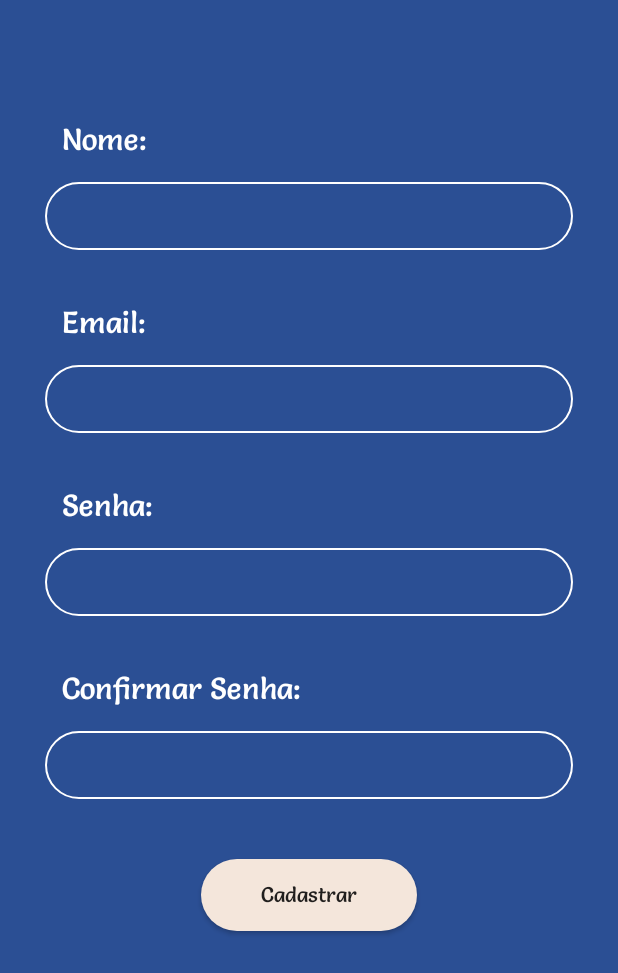
After one commit to VictorTIADS/easygas, an Android app: the ResisterActivity screen opened directly, with no data from a screen before it, on a phone screen of 412 x 824 dp. The commit adds this screen. Shown: the top 973 px of the screen. Run offline under Robolectric (Android 15) with nearby library versions, the phone set to English and light mode, and no system bars.

Commit message:
SignUp has been added

```diff
--- a/app/src/main/AndroidManifest.xml
+++ b/app/src/main/AndroidManifest.xml
@@ -9,6 +9,9 @@
         android:roundIcon="@mipmap/ic_launcher_round"
         android:supportsRtl="true"
         android:theme="@style/AppTheme_Splash">
+        <activity android:name=".ResisterActivity">
+
+        </activity>
         <activity android:name=".SplashActivity">
             <intent-filter>
                 <action android:name="android.intent.action.MAIN" />
--- /dev/null
+++ b/app/src/main/java/com/pernambucosolucoes/easygas/ResisterActivity.kt
@@ -0,0 +1,12 @@
+package com.pernambucosolucoes.easygas
+
+import androidx.appcompat.app.AppCompatActivity
+import android.os.Bundle
+
+class ResisterActivity : AppCompatActivity() {
+
+    override fun onCreate(savedInstanceState: Bundle?) {
+        super.onCreate(savedInstanceState)
+        setContentView(R.layout.resister_scroll_activity)
+    }
+}
--- a/app/src/main/java/com/pernambucosolucoes/easygas/SplashActivity.kt
+++ b/app/src/main/java/com/pernambucosolucoes/easygas/SplashActivity.kt
@@ -1,12 +1,18 @@
 package com.pernambucosolucoes.easygas
 
+import android.content.Intent
 import androidx.appcompat.app.AppCompatActivity
 import android.os.Bundle
+import kotlinx.android.synthetic.main.activity_splash.*
 
 class SplashActivity : AppCompatActivity() {
 
     override fun onCreate(savedInstanceState: Bundle?) {
         super.onCreate(savedInstanceState)
         setContentView(R.layout.activity_splash)
+
+        lblSignUpUserGoToForm.setOnClickListener {
+            startActivity(Intent(this,ResisterActivity::class.java))
+        }
     }
 }
--- /dev/null
+++ b/app/src/main/res/drawable/edittext_resister.xml
@@ -0,0 +1,18 @@
+<?xml version="1.0" encoding="utf-8"?>
+<shape xmlns:android="http://schemas.android.com/apk/res/android"
+    android:padding="34dp"
+    android:shape="rectangle"
+    >
+
+    <solid android:color="@android:color/transparent" />
+    <stroke
+        android:width="1dp"
+        android:color="@color/colorWhite" />
+
+    <corners
+        android:bottomLeftRadius="90dp"
+        android:bottomRightRadius="90dp"
+        android:topLeftRadius="90dp"
+        android:topRightRadius="90dp" />
+
+</shape>
--- /dev/null
+++ b/app/src/main/res/layout/activity_resister.xml
@@ -0,0 +1,152 @@
+<?xml version="1.0" encoding="utf-8"?>
+<androidx.constraintlayout.widget.ConstraintLayout xmlns:android="http://schemas.android.com/apk/res/android"
+    xmlns:app="http://schemas.android.com/apk/res-auto"
+    xmlns:tools="http://schemas.android.com/tools"
+    android:layout_width="match_parent"
+    android:layout_height="match_parent"
+    android:background="@color/colorFundoSplash"
+    tools:context=".ResisterActivity">
+
+    <TextView
+        android:id="@+id/lblResisterName"
+        android:layout_width="wrap_content"
+        android:layout_height="wrap_content"
+        android:layout_marginStart="41dp"
+        android:layout_marginTop="80dp"
+        android:text="@string/name"
+        android:textColor="@color/colorWhite"
+        android:textSize="20dp"
+        app:layout_constraintStart_toStartOf="parent"
+        app:layout_constraintTop_toTopOf="parent" />
+
+    <EditText
+        android:id="@+id/edit_resister_name"
+        android:layout_width="0dp"
+        android:layout_height="45dp"
+        android:layout_marginStart="30dp"
+        android:layout_marginTop="16dp"
+        android:layout_marginEnd="30dp"
+        android:inputType="textPersonName"
+        android:imeOptions="actionNext"
+        android:background="@drawable/edittext_resister"
+        android:maxLength="40"
+        android:maxLines="1"
+        android:paddingStart="15dp"
+        android:paddingEnd="15dp"
+        android:textColor="@color/colorWhite"
+        app:layout_constraintEnd_toEndOf="parent"
+        app:layout_constraintStart_toStartOf="parent"
+        app:layout_constraintTop_toBottomOf="@id/lblResisterName" />
+
+    <TextView
+        android:id="@+id/lblResisterEmail"
+        android:layout_width="wrap_content"
+        android:layout_height="wrap_content"
+        android:layout_marginStart="41dp"
+        android:layout_marginTop="35dp"
+        android:layout_marginEnd="30dp"
+        android:text="@string/email"
+        android:textColor="@color/colorWhite"
+        android:textSize="20dp"
+        app:layout_constraintStart_toStartOf="parent"
+        app:layout_constraintTop_toBottomOf="@id/edit_resister_name" />
+
+    <EditText
+        android:id="@+id/edit_resister_email"
+        android:layout_width="0dp"
+        android:layout_height="45dp"
+        android:layout_marginStart="30dp"
+        android:layout_marginTop="16dp"
+        android:layout_marginEnd="30dp"
+        android:background="@drawable/edittext_resister"
+        android:maxLength="40"
+        android:maxLines="1"
+        android:inputType="textEmailAddress"
+        android:imeOptions="actionNext"
+        android:paddingStart="15dp"
+        android:paddingEnd="15dp"
+        android:textColor="@color/colorWhite"
+        app:layout_constraintEnd_toEndOf="parent"
+        app:layout_constraintStart_toStartOf="parent"
+        app:layout_constraintTop_toBottomOf="@id/lblResisterEmail" />
+
+    <TextView
+        android:id="@+id/lblResisterPassword"
+        android:layout_width="wrap_content"
+        android:layout_height="wrap_content"
+        android:layout_marginStart="41dp"
+        android:layout_marginTop="35dp"
+        android:layout_marginEnd="30dp"
+        android:text="@string/password"
+        android:textColor="@color/colorWhite"
+        android:textSize="20dp"
+        app:layout_constraintStart_toStartOf="parent"
+        app:layout_constraintTop_toBottomOf="@id/edit_resister_email" />
+
+    <EditText
+        android:id="@+id/edit_resister_password"
+        android:layout_width="0dp"
+        android:layout_height="45dp"
+        android:layout_marginStart="30dp"
+        android:layout_marginTop="16dp"
+        android:layout_marginEnd="30dp"
+        android:background="@drawable/edittext_resister"
+        android:inputType="textPassword"
+        android:maxLength="40"
+        android:maxLines="1"
+        android:paddingStart="15dp"
+        android:paddingEnd="15dp"
+        android:textColor="@color/colorWhite"
+        app:layout_constraintEnd_toEndOf="parent"
+        app:layout_constraintStart_toStartOf="parent"
+        app:layout_constraintTop_toBottomOf="@id/lblResisterPassword" />
+
+    <TextView
+        android:id="@+id/lblResisterConfirmPassword"
+        android:layout_width="wrap_content"
+        android:layout_height="wrap_content"
+        android:layout_marginStart="41dp"
+        android:layout_marginTop="35dp"
+        android:layout_marginEnd="30dp"
+        android:text="@string/confirm_password"
+        android:textColor="@color/colorWhite"
+        android:textSize="20dp"
+        app:layout_constraintStart_toStartOf="parent"
+        app:layout_constraintTop_toBottomOf="@id/edit_resister_password" />
+
+    <EditText
+        android:id="@+id/edit_resister_confirm_password"
+        android:layout_width="0dp"
+        android:layout_height="45dp"
+        android:layout_marginStart="30dp"
+        android:layout_marginTop="16dp"
+        android:layout_marginEnd="30dp"
+        android:background="@drawable/edittext_resister"
+        android:inputType="textPassword"
+        android:imeOptions="actionDone"
+        android:maxLength="40"
+        android:maxLines="1"
+        android:paddingStart="15dp"
+        android:paddingEnd="15dp"
+        android:textColor="@color/colorWhite"
+        app:layout_constraintEnd_toEndOf="parent"
+        app:layout_constraintStart_toStartOf="parent"
+        app:layout_constraintTop_toBottomOf="@id/lblResisterConfirmPassword" />
+
+    <Button
+        android:id="@+id/btn_sign_up_user"
+        android:layout_width="wrap_content"
+        android:layout_height="wrap_content"
+        android:layout_marginTop="40dp"
+        android:background="@drawable/splash_button"
+        android:text="@string/sign_up_user"
+        android:textAllCaps="false"
+        android:layout_marginBottom="60dp"
+        app:layout_constraintBottom_toBottomOf="parent"
+        app:layout_constraintCircleRadius="90dp"
+        app:layout_constraintEnd_toEndOf="parent"
+        app:layout_constraintStart_toStartOf="parent"
+        app:layout_constraintTop_toBottomOf="@id/edit_resister_confirm_password" />
+
+
+</androidx.constraintlayout.widget.ConstraintLayout>
--- a/app/src/main/res/layout/activity_splash.xml
+++ b/app/src/main/res/layout/activity_splash.xml
@@ -46,12 +46,16 @@
         app:layout_constraintEnd_toEndOf="@id/btn_go_to_map"/>
 
     <TextView
+        android:id="@+id/lblSignUpUserGoToForm"
         android:layout_width="wrap_content"
         android:layout_height="wrap_content"
         app:layout_constraintTop_toBottomOf="@id/btn_login"
         app:layout_constraintStart_toStartOf="@id/btn_login"
         app:layout_constraintEnd_toEndOf="@id/btn_login"
         android:text="@string/sign_up"
+        android:selectAllOnFocus="false"
+        android:linksClickable="false"
+        android:autoLink="all"
         android:layout_marginTop="13dp"
         android:textColor="@color/colorWhiteCream"/>
 
@@ -63,6 +67,7 @@
         android:textColor="@color/colorWhiteCreamTransp"
         android:textStyle="italic"
         android:textSize="12dp"
+
         app:layout_constraintBottom_toBottomOf="parent"
         app:layout_constraintEnd_toEndOf="parent"
         android:textAlignment="center"
--- /dev/null
+++ b/app/src/main/res/layout/resister_scroll_activity.xml
@@ -0,0 +1,9 @@
+<?xml version="1.0" encoding="utf-8"?>
+<ScrollView xmlns:android="http://schemas.android.com/apk/res/android"
+    android:layout_width="match_parent"
+    android:background="@color/colorFundoSplash"
+    android:layout_height="match_parent">
+
+    <include layout="@layout/activity_resister"/>
+
+</ScrollView>
--- a/app/src/main/res/values/strings.xml
+++ b/app/src/main/res/values/strings.xml
@@ -3,5 +3,10 @@
     <string name="go_to_map">Olhar Mapa</string>
     <string name="sign_in">Fazer Login</string>
     <string name="powerd_by">Powered By Pernambuco Soluções</string>
-    <string name="sign_up">Não possui cadastro?</string>
+    <string name="sign_up"><u>Não possui cadastro?</u></string>
+    <string name="name">Nome:</string>
+    <string name="email">Email:</string>
+    <string name="password">Senha:</string>
+    <string name="confirm_password">Confirmar Senha:</string>
+    <string name="sign_up_user">Cadastrar</string>
 </resources>
```
